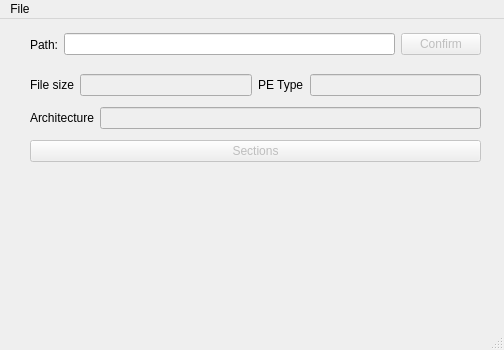
Qt form src/mainwindow.ui (xxr0ss/CrossPE) before a commit.
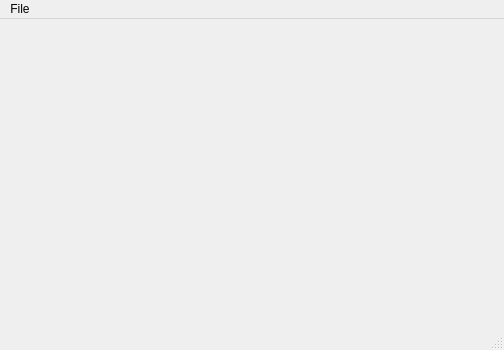
The same form after that commit.

Patch:
```diff
--- a/src/mainwindow.ui
+++ b/src/mainwindow.ui
@@ -13,128 +13,7 @@
   <property name="windowTitle">
    <string>MainWindow</string>
   </property>
-  <widget class="QWidget" name="centralwidget">
-   <widget class="QWidget" name="horizontalLayoutWidget">
-    <property name="geometry">
-     <rect>
-      <x>30</x>
-      <y>10</y>
-      <width>451</width>
-      <height>31</height>
-     </rect>
-    </property>
-    <layout class="QHBoxLayout" name="horizontalLayout">
-     <item>
-      <widget class="QLabel" name="label">
-       <property name="text">
-        <string>Path:</string>
-       </property>
-      </widget>
-     </item>
-     <item>
-      <widget class="QLineEdit" name="FilePathEdit"/>
-     </item>
-     <item>
-      <widget class="QPushButton" name="ConfirmFileBtn">
-       <property name="enabled">
-        <bool>false</bool>
-       </property>
-       <property name="text">
-        <string>Confirm</string>
-       </property>
-      </widget>
-     </item>
-    </layout>
-   </widget>
-   <widget class="QWidget" name="verticalLayoutWidget">
-    <property name="geometry">
-     <rect>
-      <x>30</x>
-      <y>50</y>
-      <width>451</width>
-      <height>101</height>
-     </rect>
-    </property>
-    <layout class="QVBoxLayout" name="verticalLayout">
-     <item>
-      <layout class="QHBoxLayout" name="horizontalLayout_2">
-       <item>
-        <widget class="QLabel" name="label_3">
-         <property name="enabled">
-          <bool>true</bool>
-         </property>
-         <property name="text">
-          <string>File size</string>
-         </property>
-        </widget>
-       </item>
-       <item>
-        <widget class="QLineEdit" name="FileSizeLE">
-         <property name="enabled">
-          <bool>false</bool>
-         </property>
-         <property name="readOnly">
-          <bool>true</bool>
-         </property>
-        </widget>
-       </item>
-       <item>
-        <widget class="QLabel" name="label_4">
-         <property name="text">
-          <string>PE Type</string>
-         </property>
-        </widget>
-       </item>
-       <item>
-        <widget class="QLineEdit" name="PEtypeLE">
-         <property name="enabled">
-          <bool>false</bool>
-         </property>
-        </widget>
-       </item>
-      </layout>
-     </item>
-     <item>
-      <layout class="QHBoxLayout" name="archInfoHL">
-       <item>
-        <widget class="QLabel" name="label_2">
-         <property name="enabled">
-          <bool>true</bool>
-         </property>
-         <property name="text">
-          <string>Architecture</string>
-         </property>
-        </widget>
-       </item>
-       <item>
-        <widget class="QLineEdit" name="ArchLE">
-         <property name="enabled">
-          <bool>false</bool>
-         </property>
-         <property name="readOnly">
-          <bool>true</bool>
-         </property>
-        </widget>
-       </item>
-      </layout>
-     </item>
-     <item>
-      <layout class="QHBoxLayout" name="viewsHL">
-       <item>
-        <widget class="QPushButton" name="sectionsView_bt">
-         <property name="enabled">
-          <bool>false</bool>
-         </property>
-         <property name="text">
-          <string>Sections</string>
-         </property>
-        </widget>
-       </item>
-      </layout>
-     </item>
-    </layout>
-   </widget>
-  </widget>
+  <widget class="QWidget" name="centralwidget"/>
   <widget class="QMenuBar" name="menubar">
    <property name="geometry">
     <rect>
```
Left out of the diff: 37 changed lines with no effect on the pictures.
